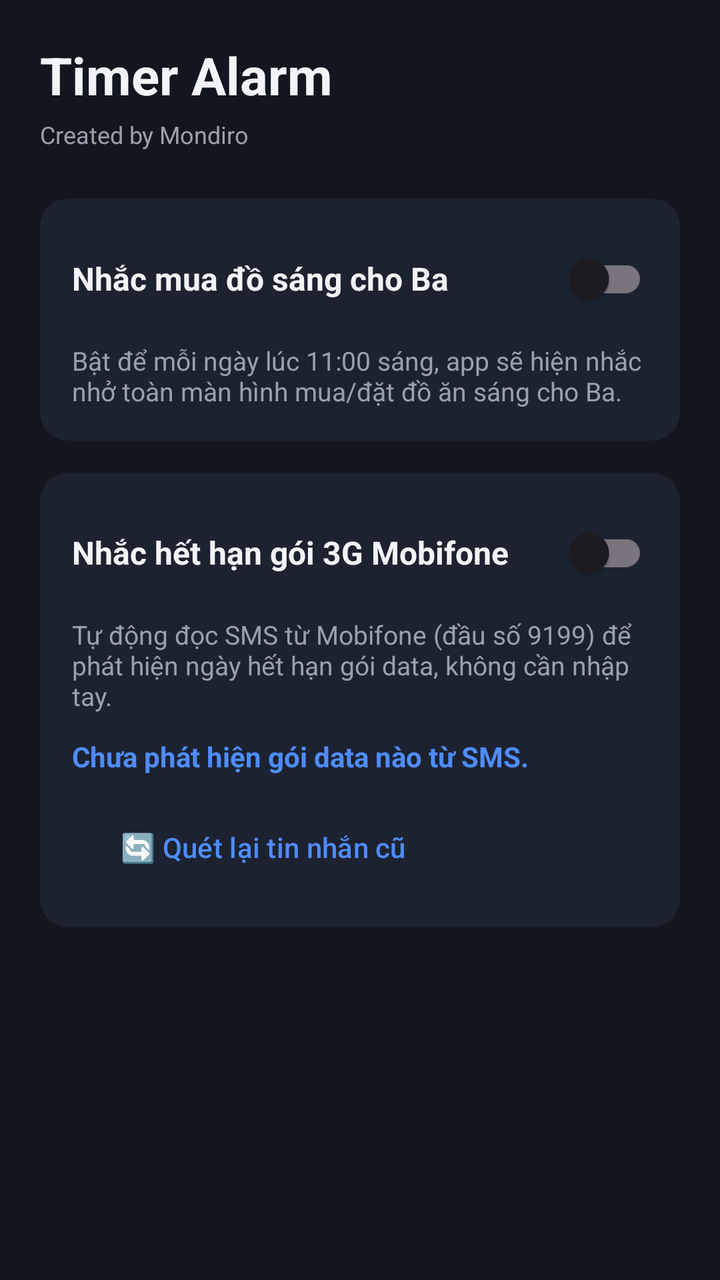
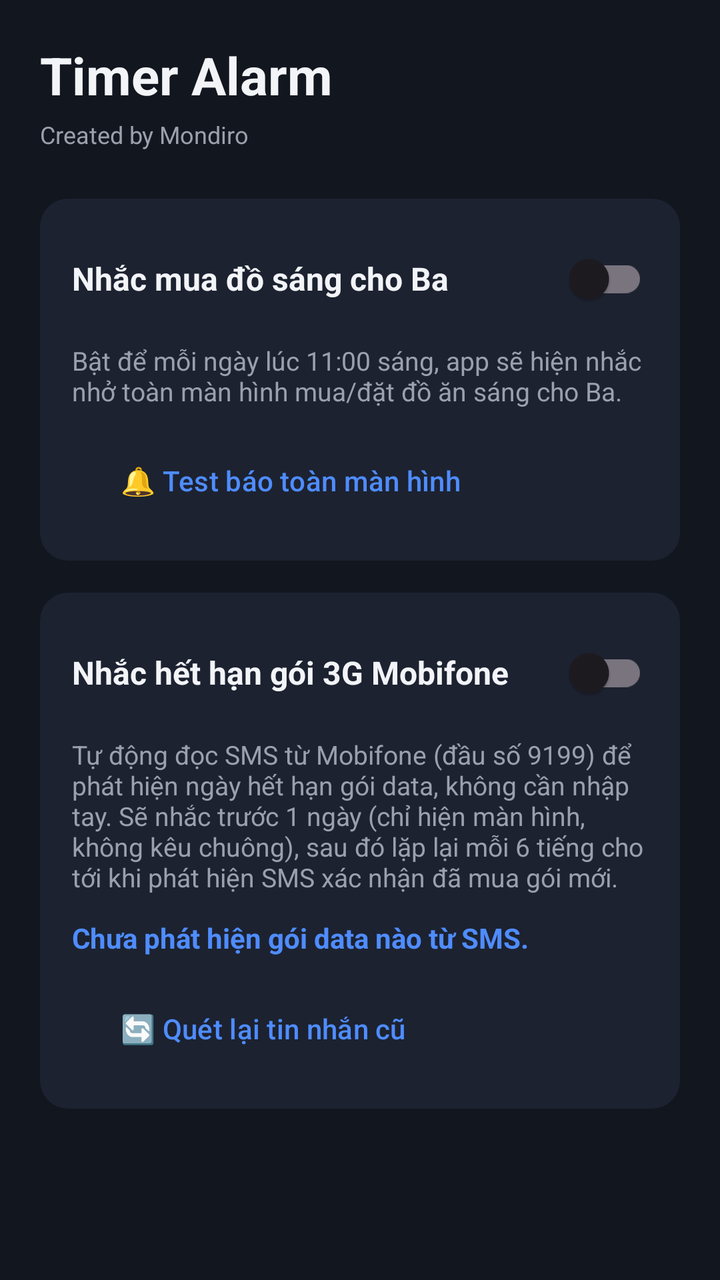

Before-and-after screenshots of an Android layout around one commit, followed by the original layout XML and the change that was made.
<!-- AndroidManifest.xml: application theme Theme.TimerAlarm -->
<!-- res/layout/activity_main.xml -->
<?xml version="1.0" encoding="utf-8"?>
<ScrollView xmlns:android="http://schemas.android.com/apk/res/android"
    android:layout_width="match_parent"
    android:layout_height="match_parent"
    android:background="@color/bg_main">

    <LinearLayout
        android:layout_width="match_parent"
        android:layout_height="wrap_content"
        android:orientation="vertical"
        android:padding="20dp">

        <TextView
            android:layout_width="wrap_content"
            android:layout_height="wrap_content"
            android:text="@string/app_name"
            android:textColor="@color/text_primary"
            android:textSize="26sp"
            android:textStyle="bold"
            android:layout_marginBottom="4dp" />

        <TextView
            android:layout_width="wrap_content"
            android:layout_height="wrap_content"
            android:text="@string/watermark"
            android:textColor="@color/text_dim"
            android:textSize="12sp"
            android:layout_marginBottom="24dp" />

        
        <LinearLayout
            android:layout_width="match_parent"
            android:layout_height="wrap_content"
            android:orientation="vertical"
            android:background="@drawable/bg_card"
            android:padding="16dp"
            android:layout_marginBottom="16dp">

            <LinearLayout
                android:layout_width="match_parent"
                android:layout_height="wrap_content"
                android:orientation="horizontal"
                android:gravity="center_vertical">

                <TextView
                    android:layout_width="0dp"
                    android:layout_height="wrap_content"
                    android:layout_weight="1"
                    android:text="@string/breakfast_title"
                    android:textColor="@color/text_primary"
                    android:textSize="16sp"
                    android:textStyle="bold" />

                <com.google.android.material.switchmaterial.SwitchMaterial
                    android:id="@+id/switchBreakfast"
                    android:layout_width="wrap_content"
                    android:layout_height="wrap_content" />
            </LinearLayout>

            <TextView
                android:layout_width="match_parent"
                android:layout_height="wrap_content"
                android:text="@string/breakfast_desc"
                android:textColor="@color/text_dim"
                android:textSize="13sp"
                android:layout_marginTop="8dp" />
        </LinearLayout>

        
        <LinearLayout
            android:layout_width="match_parent"
            android:layout_height="wrap_content"
            android:orientation="vertical"
            android:background="@drawable/bg_card"
            android:padding="16dp">

            <LinearLayout
                android:layout_width="match_parent"
                android:layout_height="wrap_content"
                android:orientation="horizontal"
                android:gravity="center_vertical">

                <TextView
                    android:layout_width="0dp"
                    android:layout_height="wrap_content"
                    android:layout_weight="1"
                    android:text="@string/data_title"
                    android:textColor="@color/text_primary"
                    android:textSize="16sp"
                    android:textStyle="bold" />

                <com.google.android.material.switchmaterial.SwitchMaterial
                    android:id="@+id/switchData"
                    android:layout_width="wrap_content"
                    android:layout_height="wrap_content" />
            </LinearLayout>

            <TextView
                android:layout_width="match_parent"
                android:layout_height="wrap_content"
                android:text="@string/data_desc"
                android:textColor="@color/text_dim"
                android:textSize="13sp"
                android:layout_marginTop="8dp" />

            <TextView
                android:id="@+id/tvExpiryStatus"
                android:layout_width="match_parent"
                android:layout_height="wrap_content"
                android:text="@string/data_status_none"
                android:textColor="@color/accent"
                android:textSize="14sp"
                android:textStyle="bold"
                android:layout_marginTop="12dp" />

            <Button
                android:id="@+id/btnRescan"
                android:layout_width="wrap_content"
                android:layout_height="wrap_content"
                android:text="@string/btn_rescan"
                android:textAllCaps="false"
                android:backgroundTint="@color/surface"
                android:textColor="@color/accent"
                android:layout_marginTop="12dp" />
        </LinearLayout>

    </LinearLayout>
</ScrollView>
<!-- resources referenced by this layout -->
<resources>
  <color name="accent">#4F8CFF</color>
  <color name="bg_main">#12161F</color>
  <color name="surface">#1C2230</color>
  <color name="text_dim">#9AA0AC</color>
  <color name="text_primary">#F2F4F8</color>
  <!-- drawable bg_card (drawable) -->
  <?xml version="1.0" encoding="utf-8"?>
  <shape xmlns:android="http://schemas.android.com/apk/res/android">
      <solid android:color="@color/surface" />
      <corners android:radius="14dp" />
  </shape>
  <string name="app_name">Timer Alarm</string>
  <string name="breakfast_desc">Bật để mỗi ngày lúc 11:00 sáng, app sẽ hiện nhắc nhở toàn màn hình mua/đặt đồ ăn sáng cho Ba.</string>
  <string name="breakfast_title">Nhắc mua đồ sáng cho Ba</string>
  <string name="btn_rescan">🔄 Quét lại tin nhắn cũ</string>
  <string name="data_desc">Tự động đọc SMS từ Mobifone (đầu số 9199) để phát hiện ngày hết hạn gói data, không cần nhập tay.</string>
  <string name="data_status_none">Chưa phát hiện gói data nào từ SMS.</string>
  <string name="data_title">Nhắc hết hạn gói 3G Mobifone</string>
  <string name="watermark">Created by Mondiro</string>
  <style name="Theme.TimerAlarm" parent="Theme.Material3.DayNight.NoActionBar">
          <item name="colorPrimary">@color/accent</item>
          <item name="android:windowBackground">@color/bg_main</item>
      </style>
</resources>

<!-- the commit's change to res/layout/activity_main.xml (unified diff, before → after) -->
@@ -64,6 +64,16 @@
                 android:textColor="@color/text_dim"
                 android:textSize="13sp"
                 android:layout_marginTop="8dp" />
+
+            <Button
+                android:id="@+id/btnTestFullScreen"
+                android:layout_width="wrap_content"
+                android:layout_height="wrap_content"
+                android:text="@string/btn_test_fullscreen"
+                android:textAllCaps="false"
+                android:backgroundTint="@color/surface"
+                android:textColor="@color/accent"
+                android:layout_marginTop="12dp" />
         </LinearLayout>
 
         
<!-- resource entries referenced after the edit -->
@@ -15,7 +15,8 @@
   <string name="breakfast_desc">Bật để mỗi ngày lúc 11:00 sáng, app sẽ hiện nhắc nhở toàn màn hình mua/đặt đồ ăn sáng cho Ba.</string>
   <string name="breakfast_title">Nhắc mua đồ sáng cho Ba</string>
   <string name="btn_rescan">🔄 Quét lại tin nhắn cũ</string>
-  <string name="data_desc">Tự động đọc SMS từ Mobifone (đầu số 9199) để phát hiện ngày hết hạn gói data, không cần nhập tay.</string>
+  <string name="btn_test_fullscreen">🔔 Test báo toàn màn hình</string>
+  <string name="data_desc">Tự động đọc SMS từ Mobifone (đầu số 9199) để phát hiện ngày hết hạn gói data, không cần nhập tay. Sẽ nhắc trước 1 ngày (chỉ hiện màn hình, không kêu chuông), sau đó lặp lại mỗi 6 tiếng cho tới khi phát hiện SMS xác nhận đã mua gói mới.</string>
   <string name="data_status_none">Chưa phát hiện gói data nào từ SMS.</string>
   <string name="data_title">Nhắc hết hạn gói 3G Mobifone</string>
   <string name="watermark">Created by Mondiro</string>
